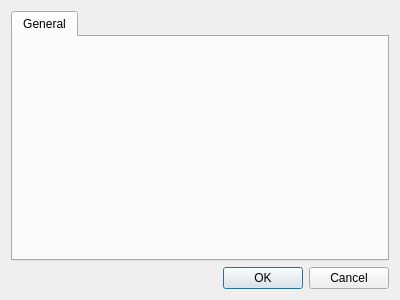
Old version of the form src/cdevstudio/ui/DialogSettings.ui in the repository swaechter/cdevstudio.
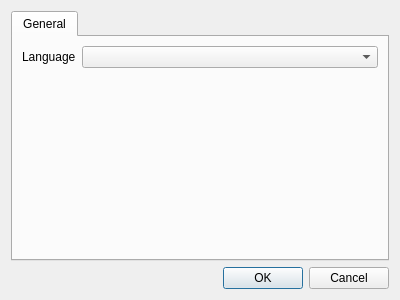
New version of the form.

```diff
--- a/src/cdevstudio/ui/DialogSettings.ui
+++ b/src/cdevstudio/ui/DialogSettings.ui
@@ -23,6 +23,22 @@
       <attribute name="title">
        <string>General</string>
       </attribute>
+      <layout class="QGridLayout" name="gridLayout_2">
+       <item row="0" column="0">
+        <layout class="QFormLayout" name="formLayout">
+         <item row="0" column="0">
+          <widget class="QLabel" name="labelLanguage">
+           <property name="text">
+            <string>Language</string>
+           </property>
+          </widget>
+         </item>
+         <item row="0" column="1">
+          <widget class="QComboBox" name="comboBoxLanguage"/>
+         </item>
+        </layout>
+       </item>
+      </layout>
      </widget>
     </widget>
    </item>
```
Left out of the diff: 20 changed lines with no effect on the pictures.
